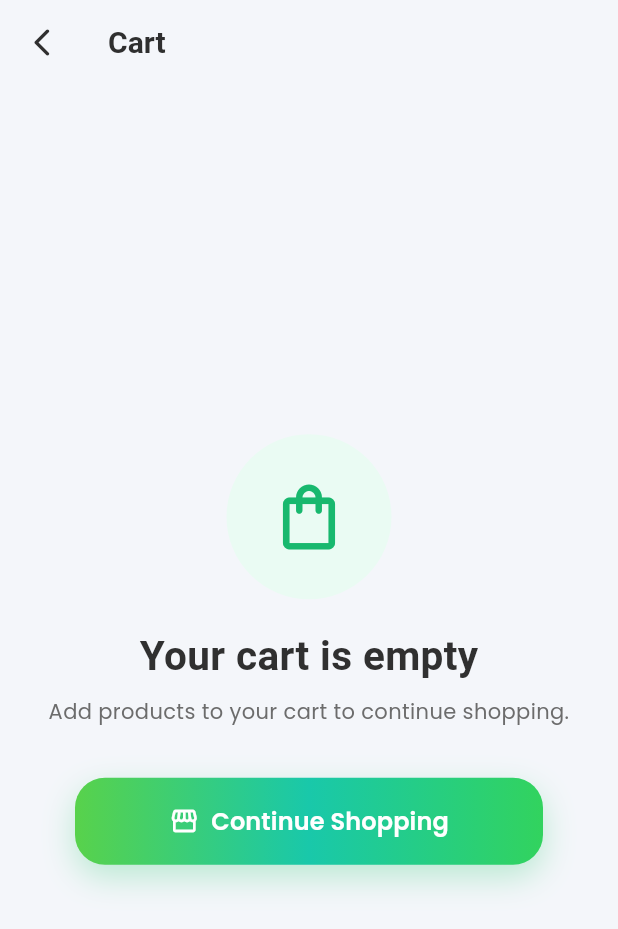
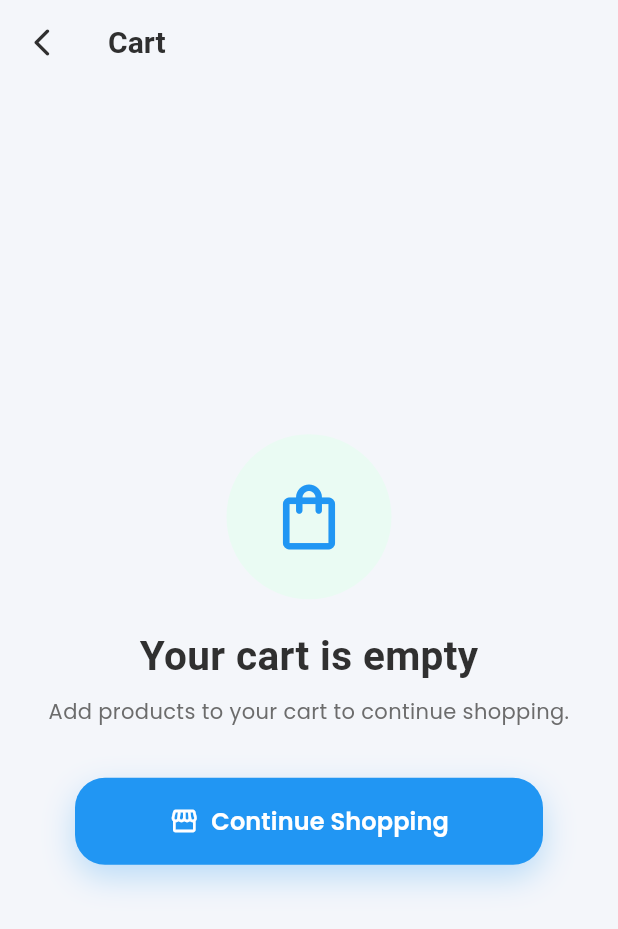
Before and after one commit to Satyateks/ecommerce_satya, a Flutter app: the screen it shows after launch, after a tap on the "shopping bag" icon, on a phone screen of 412 x 824 dp. Shown: the top 929 px of the screen. Run offline on Flutter 3.47's test engine with Material 3 defaults, Android fonts, the phone set to English and light mode, and no system bars; our stand-ins replace dio, get, google_fonts, shimmer; network calls fail.

Commit message:
feenhance ui for error or empty product list,

```diff
--- a/lib/controllers/product_controller.dart
+++ b/lib/controllers/product_controller.dart
@@ -1,3 +1,4 @@
+
 import 'package:get/get.dart';
 
 import '../models/product_model.dart';
@@ -22,6 +23,7 @@ class ProductController extends GetxController {
     try {
       isLoading.value = true;
       errorMessage.value = '';
+      // debugPrint('fetchProducts calling start......');
       final products = await _productService.fetchProducts();
       productList.assignAll(products);
     } catch (e) {
--- a/lib/screens/cart_screen.dart
+++ b/lib/screens/cart_screen.dart
@@ -596,7 +596,7 @@ class _ModernEmptyCartView extends StatelessWidget {
               child: const Icon(
                 Icons.shopping_bag_outlined,
                 size: 52,
-                color: Color(0xff18B86E),
+                color: Color(0xFF2196F3),
               ),
             ),
             const SizedBox(height: 18),
--- a/lib/services/product_service.dart
+++ b/lib/services/product_service.dart
@@ -1,4 +1,5 @@
 import 'package:dio/dio.dart';
+import 'package:flutter/cupertino.dart';
 
 import '../models/product_model.dart';
 import '../utils/constants.dart';
@@ -14,8 +15,11 @@ class ProductService {
 
   Future<List<ProductModel>> fetchProducts() async {
     try {
+        debugPrint('.........fetchProducts API calling.........');
       final response = await _dio.get(AppConstants.productsEndpoint);
+        debugPrint('response .........$response');
       if (response.statusCode == 200) {
+        debugPrint('.........${response.data}');
         final List data = response.data as List;
         return data.map((json) => ProductModel.fromJson(json)).toList();
       } else {
--- a/lib/utils/constants.dart
+++ b/lib/utils/constants.dart
@@ -1,7 +1,7 @@
 import 'package:flutter/material.dart';
 
 class AppConstants {
-  static const String appName = 'Mini E-Commerce App';
+  static const String appName = 'Mini E-Commerce';
   static const String baseUrl = 'https://fakestoreapi.com';
   static const String productsEndpoint = '/products';
 
--- a/lib/widgets/custom_button.dart
+++ b/lib/widgets/custom_button.dart
@@ -1,3 +1,4 @@
+import 'package:ecommerce_satya/utils/constants.dart';
 import 'package:flutter/material.dart';
 import 'package:google_fonts/google_fonts.dart';
 
@@ -26,18 +27,20 @@ class CustomButton extends StatelessWidget {
     return Container(
       height: height,
       decoration: BoxDecoration(
-        gradient: LinearGradient(
-          colors: gradientColors ??
-              const [
-                Color(0xff58D24B),
-                Color(0xff19C8AA),
-                Color(0xff32D35E),
-              ],
-        ),
+        color: AppColors.primary,
+        // gradient: LinearGradient(
+        //   colors: gradientColors ??
+        //       const [
+        //         Color(0xff58D24B),
+        //         Color(0xff19C8AA),
+        //         Color(0xff32D35E),
+        //       ],
+        // ),
         borderRadius: BorderRadius.circular(borderRadius),
         boxShadow: [
           BoxShadow(
-            color: const Color(0xff22C76A).withOpacity(0.28),
+            color: const Color(0xFF2196F3).withOpacity(0.28),
+            // color: const Color(0xff22C76A).withOpacity(0.28),
             blurRadius: 18,
             offset: const Offset(0, 8),
           ),
--- a/lib/widgets/error_view.dart
+++ b/lib/widgets/error_view.dart
@@ -1,4 +1,6 @@
+import 'package:ecommerce_satya/utils/constants.dart';
 import 'package:flutter/material.dart';
+import 'package:google_fonts/google_fonts.dart';
 
 class ErrorView extends StatelessWidget {
   final String message;
@@ -12,35 +14,111 @@ class ErrorView extends StatelessWidget {
 
   @override
   Widget build(BuildContext context) {
+    final size = MediaQuery.of(context).size;
+
     return Center(
       child: Padding(
-        padding: const EdgeInsets.all(20),
+        padding: EdgeInsets.symmetric(horizontal: size.width * .08),
+        child: Container(
+          padding: const EdgeInsets.symmetric(horizontal: 24, vertical: 28),
+          decoration: BoxDecoration(
+            color: Colors.white,
+            borderRadius: BorderRadius.circular(24),
+            border: Border.all(
+              color: Colors.grey.shade200,
+            ),
+            boxShadow: [
+              BoxShadow(
+                color: Colors.black.withOpacity(.05),
+                blurRadius: 20,
+                offset: const Offset(0, 10),
+              ),
+            ],
+          ),
           child: Column(
             mainAxisSize: MainAxisSize.min,
             children: [
-            const Icon(
-              Icons.error_outline,
+
+              /// Icon container
+              Container(
+                height: 70,
+                width: 70,
+                decoration: BoxDecoration(
+                  color: Colors.red.withOpacity(.08),
+                  shape: BoxShape.circle,
+                ),
+                child: const Icon(
+                  Icons.error_outline_rounded,
+                  size: 34,
                   color: Colors.red,
-              size: 52,
                 ),
-            const SizedBox(height: 12),
+              ),
+
+              const SizedBox(height: 18),
+
+              /// Title
+              const Text(
+                "Something went wrong",
+                textAlign: TextAlign.center,
+                style: TextStyle(
+                  fontSize: 18,
+                  fontWeight: FontWeight.w600,
+                  letterSpacing: .2,
+                ),
+              ),
+
+              const SizedBox(height: 8),
+
+              /// Message
               Text(
                 message,
                 textAlign: TextAlign.center,
-              style: const TextStyle(
-                fontSize: 15,
-                fontWeight: FontWeight.w500,
+                style: TextStyle(
+                  fontSize: 14,
+                  color: Colors.grey.shade600,
+                  height: 1.5,
                 ),
               ),
-            if (onRetry != null) ...[
-              const SizedBox(height: 16),
-              ElevatedButton.icon(
-                onPressed: onRetry,
-                icon: const Icon(Icons.refresh),
-                label: const Text('Retry'),
+
+              const SizedBox(height: 22),
+
+              /// Retry button
+              if (onRetry != null)
+                SizedBox(
+                  width: double.infinity,
+                  height: 46,
+                  child: ElevatedButton(
+                    onPressed: () {
+                      if (onRetry != null) {
+                        onRetry!();
+                      }
+                    },
+                    style: ElevatedButton.styleFrom(
+                      elevation: 0,
+                      backgroundColor:AppColors.error,
+                      shape: RoundedRectangleBorder(
+                        borderRadius: BorderRadius.circular(14),
+                      ),
+                    ),
+                    child:  Row(
+                      mainAxisAlignment: MainAxisAlignment.center,
+                      children: [
+                        Icon(Icons.refresh_rounded,color: AppColors.background, size: 20),
+                        SizedBox(width: 8),
+                        Text(
+                          "Try Again",
+                          style: GoogleFonts.poppins(
+                        fontSize: 16,
+                        fontWeight: FontWeight.w700,
+                        color: AppColors.background,
+                      ),
                         ),
                       ],
+                    ),
+                  ),
+                ),
             ],
+          ),
         ),
       ),
     );
--- a/lib/widgets/loading_widget.dart
+++ b/lib/widgets/loading_widget.dart
@@ -5,7 +5,7 @@ class LoadingWidget extends StatelessWidget {
 
   const LoadingWidget({
     super.key,
-    this.message,
+    this.message = "Loading...",
   });
 
   @override
```
Also changed, not shown: lib/screens/product_list_screen.dart (+48 -7 lines), lib/widgets/cart_item_tile.dart (+11 -1 lines). Lines whose indentation alone changed are shown as unchanged.
